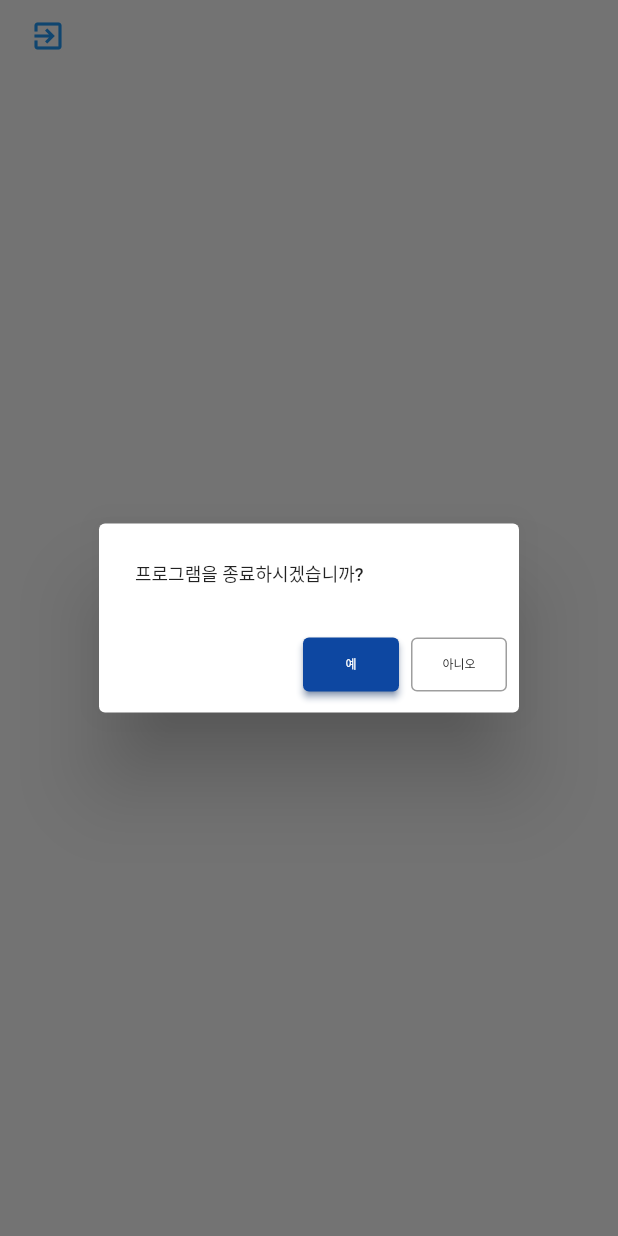
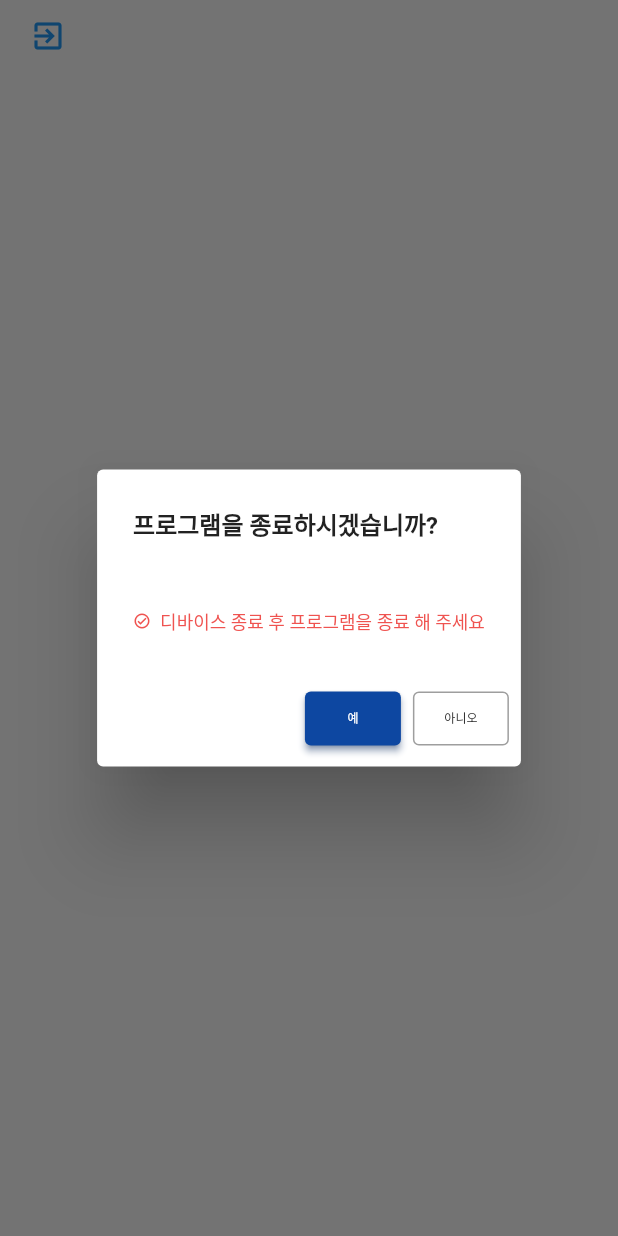
Before and after one commit to soojin11/wr_oct, a Flutter app: the ExitBtn widget shown alone on an empty page, opened directly, after a tap on the "exit to app" icon, on a phone screen of 412 x 824 dp. Run offline on Flutter 3.47's test engine with Material 2 defaults, Android fonts, the phone set to English and light mode, and no system bars; our stand-ins replace csv, get, toggle_switch, webview_flutter; missing offline and left inert: bitsdojo_window.

Commit message:
다이얼로그 수정

```diff
--- a/lib/home.dart
+++ b/lib/home.dart
@@ -35,6 +35,7 @@ class _HomeState extends State<Home> {
                 label: Text('5.세팅버튼'),
               ),
               WindowButtons(),
+              //최소화최대화 아이콘 수정하기
             ],
           ),
           Row(
--- a/lib/main.dart
+++ b/lib/main.dart
@@ -1,5 +1,6 @@
 import 'package:flutter/material.dart';
 import 'package:get/get.dart';
+import 'package:get/get_navigation/src/routes/default_transitions.dart';
 import 'package:wr_ui/home.dart';
 import 'package:wr_ui/ui/widgets/save_file.dart';
 import 'package:wr_ui/wr_home_page.dart';
@@ -21,7 +22,13 @@ class MyApp extends StatelessWidget {
         primarySwatch: Colors.blue,
       ),
       home: Home(),
-      getPages: [GetPage(name: '/', page: () => Home())],
+      getPages: [
+        GetPage(
+          name: '/',
+          page: () => Home(),
+          transition: Transition.noTransition,
+        ),
+      ],
     );
   }
 }
--- a/lib/ui/widgets/exit_btn.dart
+++ b/lib/ui/widgets/exit_btn.dart
@@ -13,10 +13,25 @@ class ExitBtn extends StatelessWidget {
           context: context,
           builder: (context) => AlertDialog(
             title: Text(
-              '프로그램을 종료하시겠습니까?',
-              style: TextStyle(
-                fontSize: 12,
-              ),
+              '프로그램을 종료하시겠습니까?\n',
+              style: TextStyle(fontSize: 16, fontWeight: FontWeight.bold),
+            ),
+            content: Row(
+              mainAxisAlignment: MainAxisAlignment.start,
+              children: [
+                Icon(
+                  Icons.check_circle_outlined,
+                  color: Colors.red[400],
+                  size: 12,
+                ),
+                SizedBox(
+                  width: 6,
+                ),
+                Text(
+                  '디바이스 종료 후 프로그램을 종료 해 주세요',
+                  style: TextStyle(color: Colors.red[400], fontSize: 12),
+                ),
+              ],
             ),
             actions: [
               ElevatedButton(
```
